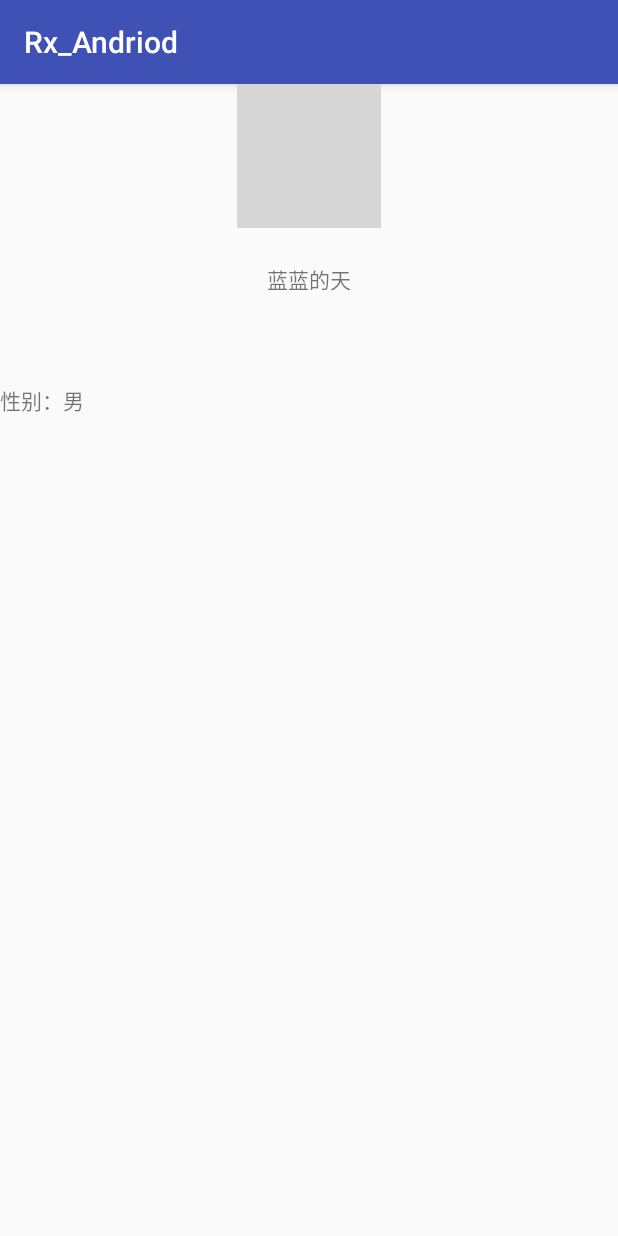
After one commit to wanglyGithub/RxJava_Okhttp3, an Android app: the PersonCenterActivity screen opened directly, with no data from a screen before it, on a phone screen of 412 x 824 dp. The commit adds this screen. Run offline under Robolectric (Android 15) with nearby library versions, the phone set to English and light mode, and no system bars; our stand-ins replace CircleImageView, Picasso; pictures from the network do not load; 4 statements that could not run were skipped; grey boxes are pictures that could not be loaded.

Commit message:
提交 一些简单的示例演示

```diff
--- a/app/build.gradle
+++ b/app/build.gradle
@@ -39,4 +39,6 @@ dependencies {
     compile 'com.jakewharton:butterknife:8.4.0'
     compile 'com.squareup.picasso:picasso:2.5.2'
     compile 'com.squareup.okhttp3:okhttp:3.4.1'
+
+    compile 'de.hdodenhof:circleimageview:2.1.0'
 }
--- a/app/src/main/AndroidManifest.xml
+++ b/app/src/main/AndroidManifest.xml
@@ -17,8 +17,7 @@
                 <category android:name="android.intent.category.LAUNCHER" />
             </intent-filter>
         </activity>
-
-
+        <activity android:name=".PersonCenterActivity"></activity>
     </application>
 
 </manifest>
--- a/app/src/main/java/com/wangly/rxandroid/NewActivity.java
+++ b/app/src/main/java/com/wangly/rxandroid/NewActivity.java
@@ -1,13 +1,16 @@
 package com.wangly.rxandroid;
 
 import android.app.ProgressDialog;
+import android.content.Intent;
+import android.os.Bundle;
 import android.support.v7.app.AppCompatActivity;
-import android.os.Bundle;
 import android.util.Log;
 import android.view.View;
 import android.widget.EditText;
 import android.widget.Toast;
 
+import com.google.gson.Gson;
+import com.wangly.rxandroid.bean.UserInfo;
 import com.wangly.rxandroid.constant.Constant;
 import com.wangly.rxandroid.presenter.LoginUtils;
 import com.wangly.rxandroid.view.LoginView;
@@ -88,6 +91,30 @@ public class NewActivity extends AppCompatActivity implements LoginView {
             @Override
             public void onNext(String s) {
                 Log.i("NewActivity", "获取用户信息成功：" + s);
+                //-------------------Begain--------------------
+                /**
+                 * TODO:
+                 * 以下代码可以在返回数据的时候返回JavaBean。因为在这里只是个Demo
+                 * 演示所以也就不做过多的处理了！当然如果你要改的话，可以直接改！
+                 */
+                Gson gson = new Gson();
+                UserInfo info = gson.fromJson(s, UserInfo.class);
+                String nickname = info.getNickname();
+                String city = info.getCity();
+                String sex = info.getSex();
+                String height = info.getHeight();
+                String weight = info.getWeight();
+                Intent intent = new Intent(NewActivity.this, PersonCenterActivity.class);
+                Bundle bundle = new Bundle();
+                bundle.putString("nickname", nickname);
+                bundle.putString("city", city);
+                bundle.putString("sex", sex);
+                bundle.putString("height", height);
+                bundle.putString("weight", weight);
+                intent.putExtras(bundle);
+                startActivity(intent);
+
+                //-------------------End--------------------
             }
         });
     }
--- /dev/null
+++ b/app/src/main/java/com/wangly/rxandroid/PersonCenterActivity.java
@@ -0,0 +1,74 @@
+package com.wangly.rxandroid;
+
+import android.os.Bundle;
+import android.support.v7.app.AppCompatActivity;
+import android.widget.TextView;
+
+import com.squareup.picasso.Picasso;
+import com.wangly.rxandroid.constant.Constant;
+import com.wangly.rxandroid.view.PersonCenterView;
+
+import de.hdodenhof.circleimageview.CircleImageView;
+
+
+public class PersonCenterActivity extends AppCompatActivity implements PersonCenterView {
+
+    private CircleImageView iv_userPic;
+    private TextView tv_city;
+    private TextView tv_nickName;
+    private TextView tv_sex;
+    private TextView tv_height;
+    private TextView tv_weight;
+    private Bundle bundle;
+
+
+    @Override
+    protected void onCreate(Bundle savedInstanceState) {
+        super.onCreate(savedInstanceState);
+        setContentView(R.layout.activity_person_center);
+        iv_userPic = (CircleImageView) findViewById(R.id.profile_image);
+        tv_nickName = (TextView) findViewById(R.id.tv_nickname);
+
+        tv_city = (TextView) findViewById(R.id.tv_city);
+
+
+        tv_sex = (TextView) findViewById(R.id.tv_sex);
+        tv_height = (TextView) findViewById(R.id.tv_height);
+        tv_weight = (TextView) findViewById(R.id.tv_weight);
+
+        bundle = getIntent().getExtras();
+
+        Picasso.with(this).load(Constant.picUrl).into(iv_userPic);
+        tv_nickName.setText(bundle.getString("nickname"));
+        tv_city.setText("城市：" + bundle.getString("city"));
+        tv_sex.setText("性别：男");
+        tv_height.setText("身高：" + bundle.getString("height"));
+        tv_weight.setText("体重：" + bundle.getString("weight"));
+    }
+
+
+    @Override
+    public void setNichname(String nickname) {
+
+    }
+
+    @Override
+    public void setCity(String city) {
+
+    }
+
+    @Override
+    public void setSex(String sex) {
+
+    }
+
+    @Override
+    public void setHeight(String height) {
+
+    }
+
+    @Override
+    public void setWeigth(String weigth) {
+
+    }
+}
--- a/app/src/main/java/com/wangly/rxandroid/constant/Constant.java
+++ b/app/src/main/java/com/wangly/rxandroid/constant/Constant.java
@@ -8,6 +8,6 @@ public class Constant {
 
 
     public final static String testUrl = "http://192.168.20.244/NewWanbu/App/Api/index.php/";
-
+    public final static String picUrl = "https://avatars2.githubusercontent.com/u/17842233?v=3&u=960651a9ce3799765741e9992783cb9b76967e10&s=140";
 
 }
--- /dev/null
+++ b/app/src/main/java/com/wangly/rxandroid/view/PersonCenterView.java
@@ -0,0 +1,18 @@
+package com.wangly.rxandroid.view;
+
+/**
+ * Created by wangly on 2016/11/4.
+ */
+
+public interface PersonCenterView {
+    void setNichname(String nickname);
+
+    void setCity(String city);
+
+    void setSex(String sex);
+
+    void setHeight(String height);
+
+    void setWeigth(String weigth);
+
+}
--- /dev/null
+++ b/app/src/main/res/layout/activity_person_center.xml
@@ -0,0 +1,66 @@
+<?xml version="1.0" encoding="utf-8"?>
+<RelativeLayout xmlns:android="http://schemas.android.com/apk/res/android"
+    xmlns:app="http://schemas.android.com/apk/res-auto"
+    xmlns:tools="http://schemas.android.com/tools"
+    android:id="@+id/activity_person_center"
+    android:layout_width="match_parent"
+    android:layout_height="match_parent"
+    tools:context="com.wangly.rxandroid.PersonCenterActivity">
+
+
+    <de.hdodenhof.circleimageview.CircleImageView
+        android:id="@+id/profile_image"
+        android:layout_width="96dp"
+        android:layout_height="96dp"
+        android:layout_alignParentTop="true"
+        android:layout_centerHorizontal="true"
+        android:src="@mipmap/ic_launcher"
+        app:civ_border_color="#FF000000"
+        app:civ_border_width="2dp" />
+
+    <TextView
+        android:id="@+id/tv_nickname"
+        android:layout_width="wrap_content"
+        android:layout_height="wrap_content"
+        android:layout_below="@+id/profile_image"
+        android:layout_centerHorizontal="true"
+        android:layout_marginTop="23dp"
+        android:text="蓝蓝的天" />
+
+    <LinearLayout
+        android:layout_width="match_parent"
+        android:layout_height="wrap_content"
+        android:layout_below="@+id/tv_nickname"
+        android:layout_marginTop="30dp"
+        android:orientation="vertical">
+
+        <TextView
+            android:id="@+id/tv_city"
+            android:layout_width="wrap_content"
+            android:layout_height="wrap_content"
+            android:text="" />
+
+        <TextView
+            android:id="@+id/tv_sex"
+            android:layout_width="wrap_content"
+            android:layout_height="wrap_content"
+            android:layout_marginTop="10dp"
+            android:text="" />
+
+        <TextView
+            android:id="@+id/tv_height"
+            android:layout_width="wrap_content"
+            android:layout_height="wrap_content"
+            android:layout_marginTop="10dp"
+            android:text="" />
+
+        <TextView
+            android:id="@+id/tv_weight"
+            android:layout_width="wrap_content"
+            android:layout_height="wrap_content"
+            android:layout_marginTop="10dp"
+            android:text="" />
+    </LinearLayout>
+
+
+</RelativeLayout>
```
